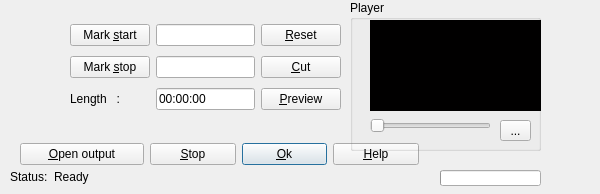
Before: the Qt Designer form src/cutterdialog.ui in rupeshs/ExMplayer, drawn with Qt 5.
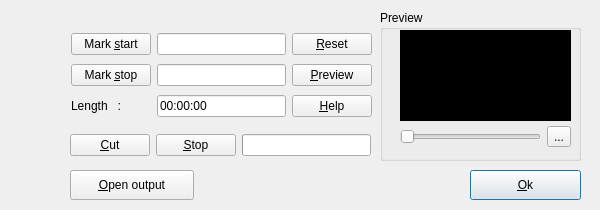
After: the same form once the commit is applied. Icons and pictures are not drawn. Custom widgets are drawn as their Qt base class.

The edit to the form file:
```diff
--- a/src/cutterdialog.ui
+++ b/src/cutterdialog.ui
@@ -7,19 +7,19 @@
     <x>0</x>
     <y>0</y>
     <width>600</width>
-    <height>194</height>
+    <height>210</height>
    </rect>
   </property>
   <property name="minimumSize">
    <size>
     <width>600</width>
-    <height>194</height>
+    <height>210</height>
    </size>
   </property>
   <property name="maximumSize">
    <size>
     <width>600</width>
-    <height>194</height>
+    <height>210</height>
    </size>
   </property>
   <property name="windowTitle">
@@ -29,7 +29,7 @@
    <property name="geometry">
     <rect>
      <x>10</x>
-     <y>10</y>
+     <y>40</y>
      <width>51</width>
      <height>71</height>
     </rect>
@@ -45,9 +45,186 @@
    <property name="geometry">
     <rect>
      <x>70</x>
-     <y>20</y>
-     <width>271</width>
-     <height>95</height>
+     <y>130</y>
+     <width>301</width>
+     <height>31</height>
+    </rect>
+   </property>
+   <layout class="QHBoxLayout" name="horizontalLayout">
+    <item>
+     <widget class="QPushButton" name="pushButtonCut">
+      <property name="text">
+       <string>&amp;Cut</string>
+      </property>
+      <property name="icon">
+       <iconset resource="ExMplayer.qrc">
+        <normaloff>:/images/mediacutter.png</normaloff>:/images/mediacutter.png</iconset>
+      </property>
+      <property name="iconSize">
+       <size>
+        <width>16</width>
+        <height>16</height>
+       </size>
+      </property>
+     </widget>
+    </item>
+    <item>
+     <widget class="QPushButton" name="pushButtonclose">
+      <property name="text">
+       <string>&amp;Stop</string>
+      </property>
+     </widget>
+    </item>
+    <item>
+     <widget class="QProgressBar" name="progressBar">
+      <property name="value">
+       <number>0</number>
+      </property>
+      <property name="textVisible">
+       <bool>false</bool>
+      </property>
+     </widget>
+    </item>
+   </layout>
+  </widget>
+  <widget class="QWidget" name="layoutWidget">
+   <property name="geometry">
+    <rect>
+     <x>70</x>
+     <y>170</y>
+     <width>301</width>
+     <height>31</height>
+    </rect>
+   </property>
+   <layout class="QHBoxLayout" name="horizontalLayout_3">
+    <item>
+     <widget class="QPushButton" name="pushButtonof">
+      <property name="minimumSize">
+       <size>
+        <width>124</width>
+        <height>30</height>
+       </size>
+      </property>
+      <property name="text">
+       <string>&amp;Open output</string>
+      </property>
+      <property name="icon">
+       <iconset resource="ExMplayer.qrc">
+        <normaloff>:/images/fileopen.png</normaloff>:/images/fileopen.png</iconset>
+      </property>
+     </widget>
+    </item>
+    <item>
+     <widget class="QLabel" name="label_3">
+      <property name="text">
+       <string/>
+      </property>
+     </widget>
+    </item>
+    <item>
+     <widget class="QLabel" name="labelst">
+      <property name="text">
+       <string/>
+      </property>
+     </widget>
+    </item>
+   </layout>
+  </widget>
+  <widget class="QGroupBox" name="groupBox">
+   <property name="geometry">
+    <rect>
+     <x>380</x>
+     <y>10</y>
+     <width>201</width>
+     <height>151</height>
+    </rect>
+   </property>
+   <property name="title">
+    <string>Preview</string>
+   </property>
+   <widget class="QLabel" name="vid">
+    <property name="geometry">
+     <rect>
+      <x>20</x>
+      <y>20</y>
+      <width>171</width>
+      <height>91</height>
+     </rect>
+    </property>
+    <property name="styleSheet">
+     <string notr="true">background-color: rgb(1, 0, 0);</string>
+    </property>
+    <property name="text">
+     <string/>
+    </property>
+   </widget>
+   <widget class="QWidget" name="layoutWidget">
+    <property name="geometry">
+     <rect>
+      <x>20</x>
+      <y>115</y>
+      <width>171</width>
+      <height>24</height>
+     </rect>
+    </property>
+    <layout class="QHBoxLayout" name="horizontalLayout_2">
+     <item>
+      <widget class="rphSlider" name="seek">
+       <property name="orientation">
+        <enum>Qt::Horizontal</enum>
+       </property>
+      </widget>
+     </item>
+     <item>
+      <widget class="QToolButton" name="toolButtonStop">
+       <property name="toolTip">
+        <string>Stop</string>
+       </property>
+       <property name="text">
+        <string>...</string>
+       </property>
+       <property name="icon">
+        <iconset resource="ExMplayer.qrc">
+         <normaloff>:/images/stop.png</normaloff>:/images/stop.png</iconset>
+       </property>
+      </widget>
+     </item>
+    </layout>
+   </widget>
+  </widget>
+  <widget class="QPushButton" name="pushButton_2">
+   <property name="geometry">
+    <rect>
+     <x>470</x>
+     <y>170</y>
+     <width>111</width>
+     <height>30</height>
+    </rect>
+   </property>
+   <property name="minimumSize">
+    <size>
+     <width>0</width>
+     <height>30</height>
+    </size>
+   </property>
+   <property name="text">
+    <string>&amp;Ok</string>
+   </property>
+   <property name="icon">
+    <iconset resource="ExMplayer.qrc">
+     <normaloff>:/images/ok.png</normaloff>:/images/ok.png</iconset>
+   </property>
+   <property name="default">
+    <bool>true</bool>
+   </property>
+  </widget>
+  <widget class="QWidget" name="">
+   <property name="geometry">
+    <rect>
+     <x>71</x>
+     <y>30</y>
+     <width>301</width>
+     <height>91</height>
     </rect>
    </property>
    <layout class="QGridLayout" name="gridLayout">
@@ -90,23 +267,6 @@
       </property>
      </widget>
     </item>
-    <item row="1" column="2">
-     <widget class="QPushButton" name="pushButtonCut">
-      <property name="text">
-       <string>&amp;Cut</string>
-      </property>
-      <property name="icon">
-       <iconset resource="ExMplayer.qrc">
-        <normaloff>:/images/mediacutter.png</normaloff>:/images/mediacutter.png</iconset>
-      </property>
-      <property name="iconSize">
-       <size>
-        <width>16</width>
-        <height>16</height>
-       </size>
-      </property>
-     </widget>
-    </item>
     <item row="2" column="0">
      <widget class="QLabel" name="label_2">
       <property name="text">
@@ -127,64 +287,14 @@
       </property>
      </widget>
     </item>
-    <item row="2" column="2">
+    <item row="1" column="2">
      <widget class="QPushButton" name="pushButtonpre">
       <property name="text">
        <string>&amp;Preview</string>
       </property>
      </widget>
     </item>
-   </layout>
-  </widget>
-  <widget class="QWidget" name="layoutWidget">
-   <property name="geometry">
-    <rect>
-     <x>20</x>
-     <y>140</y>
-     <width>399</width>
-     <height>29</height>
-    </rect>
-   </property>
-   <layout class="QHBoxLayout" name="horizontalLayout">
-    <item>
-     <widget class="QPushButton" name="pushButtonof">
-      <property name="minimumSize">
-       <size>
-        <width>124</width>
-        <height>0</height>
-       </size>
-      </property>
-      <property name="text">
-       <string>&amp;Open output</string>
-      </property>
-      <property name="icon">
-       <iconset resource="ExMplayer.qrc">
-        <normaloff>:/images/fileopen.png</normaloff>:/images/fileopen.png</iconset>
-      </property>
-     </widget>
-    </item>
-    <item>
-     <widget class="QPushButton" name="pushButtonclose">
-      <property name="text">
-       <string>&amp;Stop</string>
-      </property>
-     </widget>
-    </item>
-    <item>
-     <widget class="QPushButton" name="pushButton_2">
-      <property name="text">
-       <string>&amp;Ok</string>
-      </property>
-      <property name="icon">
-       <iconset resource="ExMplayer.qrc">
-        <normaloff>:/images/ok.png</normaloff>:/images/ok.png</iconset>
-      </property>
-      <property name="default">
-       <bool>true</bool>
-      </property>
-     </widget>
-    </item>
-    <item>
+    <item row="2" column="2">
      <widget class="QPushButton" name="pushButtonhelp">
       <property name="text">
        <string>&amp;Help</string>
@@ -193,113 +303,6 @@
     </item>
    </layout>
   </widget>
-  <widget class="QWidget" name="layoutWidget">
-   <property name="geometry">
-    <rect>
-     <x>10</x>
-     <y>170</y>
-     <width>211</width>
-     <height>19</height>
-    </rect>
-   </property>
-   <layout class="QFormLayout" name="formLayout">
-    <property name="fieldGrowthPolicy">
-     <enum>QFormLayout::AllNonFixedFieldsGrow</enum>
-    </property>
-    <item row="0" column="0">
-     <widget class="QLabel" name="label_3">
-      <property name="text">
-       <string>Status:</string>
-      </property>
-     </widget>
-    </item>
-    <item row="0" column="1">
-     <widget class="QLabel" name="labelst">
-      <property name="text">
-       <string>Ready</string>
-      </property>
-     </widget>
-    </item>
-   </layout>
-  </widget>
-  <widget class="QProgressBar" name="progressBar">
-   <property name="geometry">
-    <rect>
-     <x>440</x>
-     <y>170</y>
-     <width>101</width>
-     <height>16</height>
-    </rect>
-   </property>
-   <property name="value">
-    <number>0</number>
-   </property>
-   <property name="textVisible">
-    <bool>false</bool>
-   </property>
-  </widget>
-  <widget class="QGroupBox" name="groupBox">
-   <property name="geometry">
-    <rect>
-     <x>350</x>
-     <y>0</y>
-     <width>191</width>
-     <height>151</height>
-    </rect>
-   </property>
-   <property name="title">
-    <string>Player</string>
-   </property>
-   <widget class="QLabel" name="vid">
-    <property name="geometry">
-     <rect>
-      <x>20</x>
-      <y>20</y>
-      <width>171</width>
-      <height>91</height>
-     </rect>
-    </property>
-    <property name="styleSheet">
-     <string notr="true">background-color: rgb(1, 0, 0);</string>
-    </property>
-    <property name="text">
-     <string/>
-    </property>
-   </widget>
-   <widget class="rphSlider" name="seek">
-    <property name="geometry">
-     <rect>
-      <x>20</x>
-      <y>115</y>
-      <width>121</width>
-      <height>21</height>
-     </rect>
-    </property>
-    <property name="orientation">
-     <enum>Qt::Horizontal</enum>
-    </property>
-   </widget>
-   <widget class="QToolButton" name="toolButtonStop">
-    <property name="geometry">
-     <rect>
-      <x>150</x>
-      <y>120</y>
-      <width>31</width>
-      <height>21</height>
-     </rect>
-    </property>
-    <property name="toolTip">
-     <string>Stop</string>
-    </property>
-    <property name="text">
-     <string>...</string>
-    </property>
-    <property name="icon">
-     <iconset resource="ExMplayer.qrc">
-      <normaloff>:/images/stop.png</normaloff>:/images/stop.png</iconset>
-    </property>
-   </widget>
-  </widget>
  </widget>
  <customwidgets>
   <customwidget>
```
